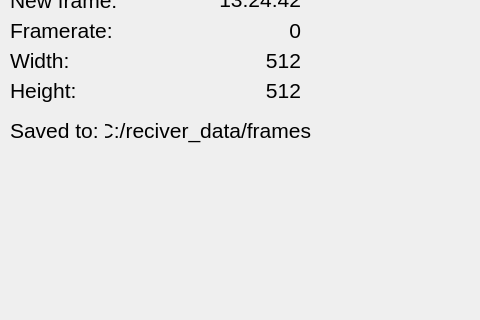
The window that src/qt-viewreciever/gui/recivermainwindow.ui (ueberaccelerate/image-generator-server-client) describes before a commit, drawn with Qt 5; both pictures show x 0 to 480 and y 126 to 446 of the 907 by 573 pixel window.
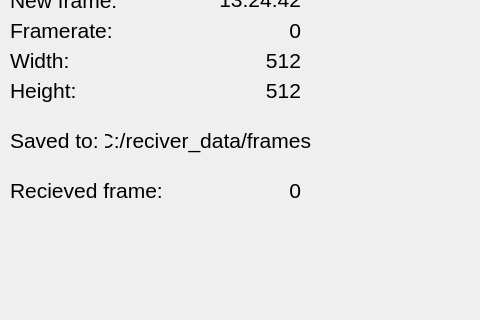
The same window after the commit.

```diff
--- a/src/qt-viewreciever/gui/recivermainwindow.ui
+++ b/src/qt-viewreciever/gui/recivermainwindow.ui
@@ -153,7 +153,7 @@
     <property name="geometry">
      <rect>
       <x>10</x>
-      <y>240</y>
+      <y>250</y>
       <width>301</width>
       <height>32</height>
      </rect>
@@ -310,7 +310,7 @@
      </property>
     </widget>
    </widget>
-   <widget class="QWidget" name="">
+   <widget class="QWidget" name="layoutWidget">
     <property name="geometry">
      <rect>
       <x>10</x>
@@ -357,6 +357,50 @@
      </item>
     </layout>
    </widget>
+   <widget class="QWidget" name="layoutWidget_5">
+    <property name="geometry">
+     <rect>
+      <x>10</x>
+      <y>300</y>
+      <width>291</width>
+      <height>32</height>
+     </rect>
+    </property>
+    <layout class="QHBoxLayout" name="horizontalLayout_7">
+     <item>
+      <widget class="QLabel" name="newFrameLabel_12">
+       <property name="font">
+        <font>
+         <family>Segoe UI</family>
+         <pointsize>16</pointsize>
+        </font>
+       </property>
+       <property name="text">
+        <string>Recieved frame:</string>
+       </property>
+      </widget>
+     </item>
+     <item>
+      <widget class="QLabel" name="framecountLabel">
+       <property name="font">
+        <font>
+         <family>Segoe UI</family>
+         <pointsize>16</pointsize>
+        </font>
+       </property>
+       <property name="layoutDirection">
+        <enum>Qt::LeftToRight</enum>
+       </property>
+       <property name="text">
+        <string>0</string>
+       </property>
+       <property name="alignment">
+        <set>Qt::AlignRight|Qt::AlignTrailing|Qt::AlignVCenter</set>
+       </property>
+      </widget>
+     </item>
+    </layout>
+   </widget>
   </widget>
   <widget class="QMenuBar" name="menubar">
    <property name="geometry">
```
Left out of the diff: 2 changed lines with no effect on the pictures.
